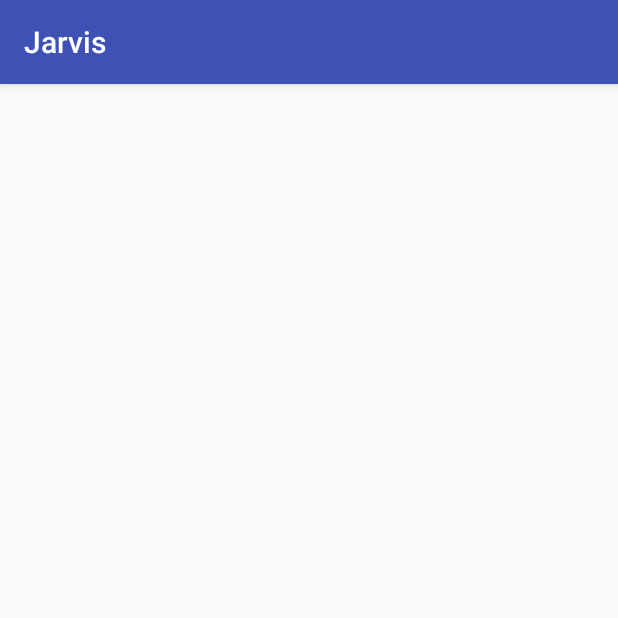
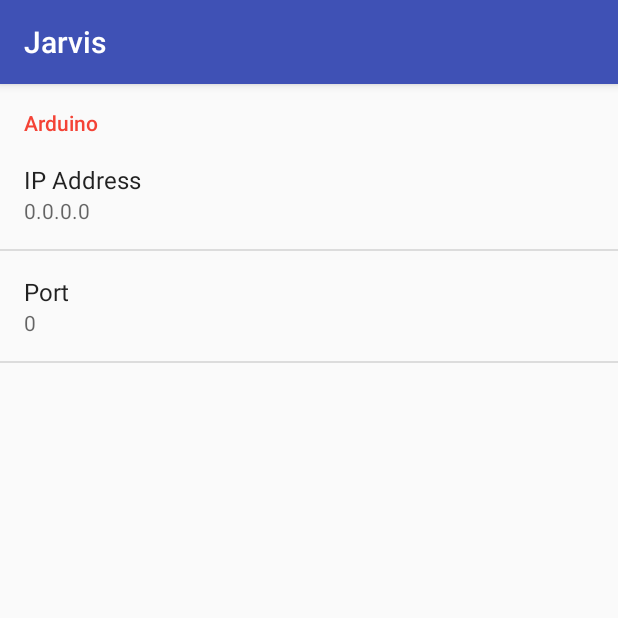
Before and after one commit to sajalnarang/Jarvis, an Android app: the fragment SettingsFragment shown on its own in the app's theme, on a phone screen of 412 x 824 dp, the top half of it. Run offline under Robolectric (Android 15) with nearby library versions, the phone set to English and light mode, and no system bars; 1 statement that could not run was skipped.

Commit message:
Added functionality to SettingsFragment

```diff
--- a/mobile/src/main/java/com/example/sajalnarang/jarvis/AboutFragment.java
+++ b/mobile/src/main/java/com/example/sajalnarang/jarvis/AboutFragment.java
@@ -19,6 +19,12 @@ public class AboutFragment extends PreferenceFragment {
         // Required empty public constructor
     }
 
+    @Override
+    public void onCreate(Bundle savedInstanceState) {
+        super.onCreate(savedInstanceState);
+
+        ((MainActivity) getActivity()).changeTitle("About Us");
+    }
 
     @Override
     public View onCreateView(LayoutInflater inflater, ViewGroup container,
--- a/mobile/src/main/java/com/example/sajalnarang/jarvis/RemoteFragment.java
+++ b/mobile/src/main/java/com/example/sajalnarang/jarvis/RemoteFragment.java
@@ -19,6 +19,12 @@ public class RemoteFragment extends PreferenceFragment {
         // Required empty public constructor
     }
 
+    @Override
+    public void onCreate(Bundle savedInstanceState) {
+        super.onCreate(savedInstanceState);
+
+        ((MainActivity) getActivity()).changeTitle("Jarvis");
+    }
 
     @Override
     public View onCreateView(LayoutInflater inflater, ViewGroup container,
--- a/mobile/src/main/res/layout/content_main.xml
+++ b/mobile/src/main/res/layout/content_main.xml
@@ -4,10 +4,6 @@
     xmlns:tools="http://schemas.android.com/tools"
     android:layout_width="match_parent"
     android:layout_height="match_parent"
-    android:paddingBottom="@dimen/activity_vertical_margin"
-    android:paddingLeft="@dimen/activity_horizontal_margin"
-    android:paddingRight="@dimen/activity_horizontal_margin"
-    android:paddingTop="@dimen/activity_vertical_margin"
     android:orientation="vertical"
     android:id="@+id/linearlayout_for_fragment"
     app:layout_behavior="@string/appbar_scrolling_view_behavior"
--- a/mobile/src/main/res/layout/fragment_settings.xml
+++ b/mobile/src/main/res/layout/fragment_settings.xml
@@ -5,5 +5,9 @@
     android:orientation="vertical"
     tools:context="com.example.sajalnarang.jarvis.SettingsFragment">
 
+    <ListView
+        android:layout_width="match_parent"
+        android:layout_height="match_parent"
+        android:id="@android:id/list" />
 
 </LinearLayout>
--- a/mobile/src/main/res/values/colors.xml
+++ b/mobile/src/main/res/values/colors.xml
@@ -2,5 +2,5 @@
 <resources>
     <color name="colorPrimary">#3F51B5</color>
     <color name="colorPrimaryDark">#303F9F</color>
-    <color name="colorAccent">#FF4081</color>
+    <color name="colorAccent">#F44336</color>
 </resources>
--- a/mobile/src/main/res/values/strings.xml
+++ b/mobile/src/main/res/values/strings.xml
@@ -70,4 +70,5 @@
     <string name="pref_ringtone_silent">Silent</string>
 
     <string name="pref_title_vibrate">Vibrate</string>
+    <string name="speak_button">Speak Button</string>
 </resources>
--- a/mobile/src/main/res/xml/app_preferences.xml
+++ b/mobile/src/main/res/xml/app_preferences.xml
@@ -1,33 +1,20 @@
 <PreferenceScreen xmlns:android="http://schemas.android.com/apk/res/android">
 
-    <SwitchPreference
-        android:defaultValue="true"
-        android:key="example_switch"
-        android:summary="@string/pref_description_social_recommendations"
-        android:title="@string/pref_title_social_recommendations" />
+    <PreferenceCategory android:title="Arduino">
+        <EditTextPreference
+            android:defaultValue="0.0.0.0"
+            android:summary="0.0.0.0"
+            android:inputType="phone"
+            android:key="ip_address"
+            android:title="IP Address" />
 
-    <!-- NOTE: EditTextPreference accepts EditText attributes. -->
-    <!-- NOTE: EditTextPreference's summary should be set to its value by the activity code. -->
-    <EditTextPreference
-        android:capitalize="words"
-        android:defaultValue="@string/pref_default_display_name"
-        android:inputType="textCapWords"
-        android:key="example_text"
-        android:maxLines="1"
-        android:selectAllOnFocus="true"
-        android:singleLine="true"
-        android:title="@string/pref_title_display_name" />
+        <EditTextPreference
+            android:defaultValue="0"
+            android:summary="0"
+            android:inputType="number"
+            android:key="port"
+            android:title="Port" />
 
-    <!-- NOTE: Hide buttons to simplify the UI. Users can touch outside the dialog to
-         dismiss it. -->
-    <!-- NOTE: ListPreference's summary should be set to its value by the activity code. -->
-    <ListPreference
-        android:defaultValue="-1"
-        android:entries="@array/pref_example_list_titles"
-        android:entryValues="@array/pref_example_list_values"
-        android:key="example_list"
-        android:negativeButtonText="@null"
-        android:positiveButtonText="@null"
-        android:title="@string/pref_title_add_friends_to_messages" />
+    </PreferenceCategory>
 
 </PreferenceScreen>
```
Also changed, not shown: mobile/src/main/java/com/example/sajalnarang/jarvis/Constants.java (+2 -5 lines), mobile/src/main/java/com/example/sajalnarang/jarvis/MainActivity.java (+6 -3 lines), mobile/src/main/java/com/example/sajalnarang/jarvis/SettingsFragment.java (+47 -9 lines), mobile/src/main/res/menu/main.xml (+4 -3 lines).
